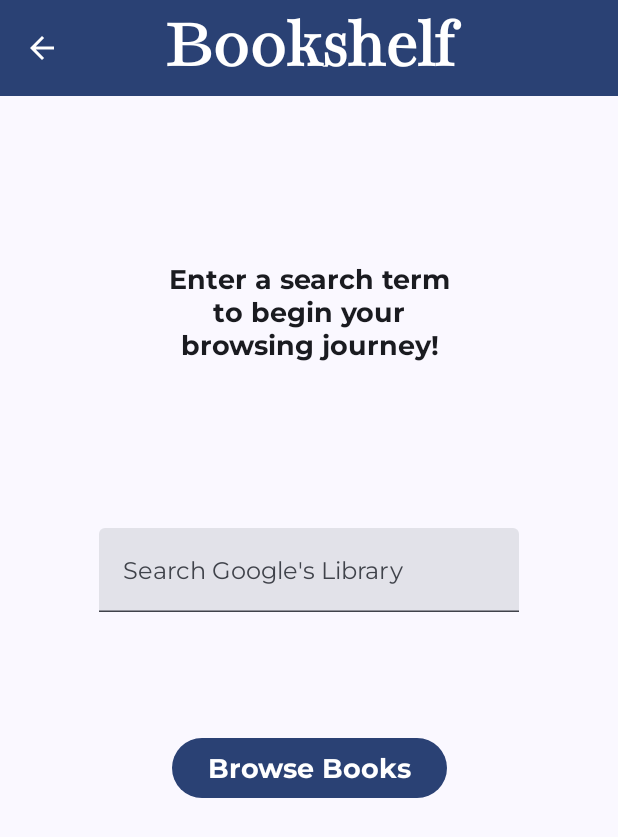
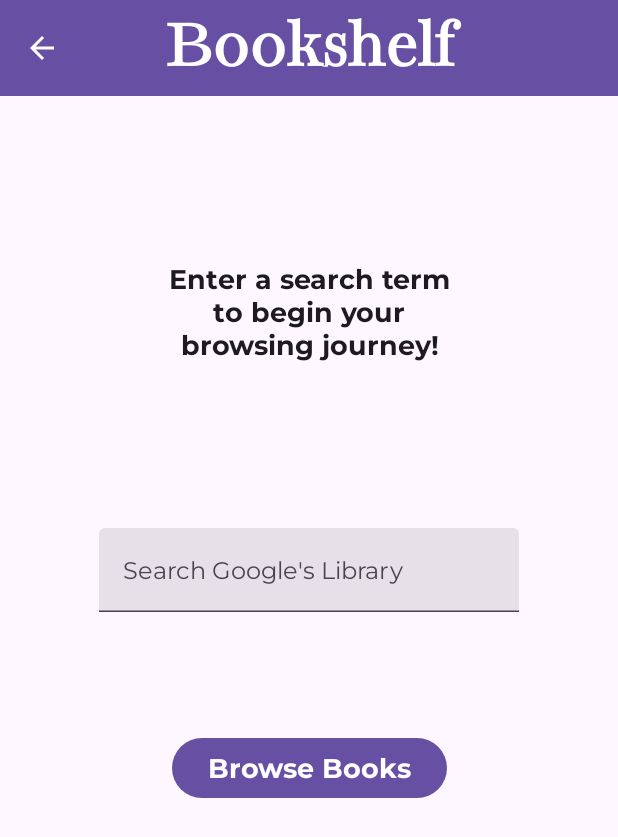
Before and after one commit to Glenn-Halls/Bookshelf, an Android app built with Jetpack Compose: the screen it shows after launch (MainActivity), on a phone screen of 412 x 824 dp. Shown: the top 837 px of the screen. Run offline under Robolectric (Android 15) with nearby library versions, the phone set to English and light mode, and no system bars; libraries missing offline, so code that uses them is left out: com.jakewharton.retrofit2.

Commit message:
Fix: disable dynamic color

```diff
--- a/app/src/main/java/com/example/bookshelf/ui/theme/Theme.kt
+++ b/app/src/main/java/com/example/bookshelf/ui/theme/Theme.kt
@@ -84,7 +84,7 @@ private val DarkColors = darkColorScheme(
 fun BookshelfTheme(
     darkTheme: Boolean = isSystemInDarkTheme(),
     // Dynamic color is available on Android 12+
-    dynamicColor: Boolean = true,
+    dynamicColor: Boolean = false,
     content: @Composable () -> Unit
 ) {
     val colorScheme = when {
```
